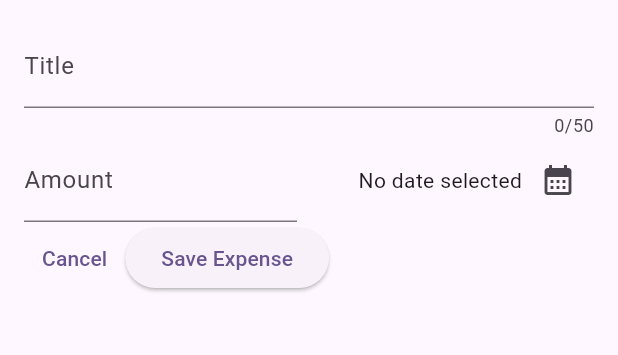
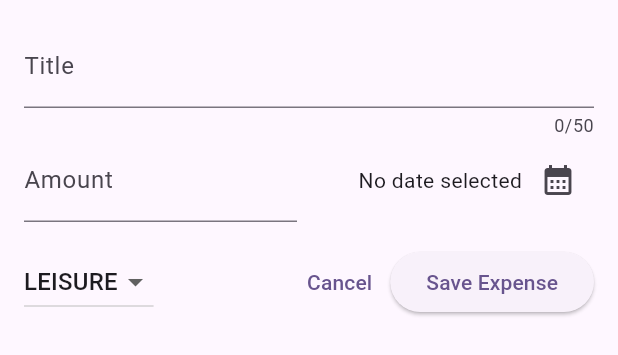
Before and after one commit to MrGOStepz/flutter-tutorial, a Flutter app: the NewExpense widget shown alone on an empty page, opened directly, on a phone screen of 412 x 824 dp. Shown: the top 355 px of the screen. Run offline on Flutter 3.47's test engine with Material 3 defaults, Android fonts, the phone set to English and light mode, and no system bars; our stand-ins replace google_fonts.

Commit message:
Add Drop Down

```diff
--- a/flutter_tutorial/lib/interactivity_theming/widgets/new_expense.dart
+++ b/flutter_tutorial/lib/interactivity_theming/widgets/new_expense.dart
@@ -1,5 +1,5 @@
-import 'package:flutter/cupertino.dart';
 import 'package:flutter/material.dart';
+
 import '../models/expense.dart';
 
 class NewExpense extends StatefulWidget {
@@ -13,6 +13,7 @@ class _NewExpenseState extends State<NewExpense> {
   final _titleController = TextEditingController();
   final _amountController = TextEditingController();
   DateTime? _selectedDate;
+  Category _selectedCategory = Category.leisure;
 
   void _pressDatePicker() async {
     final now = DateTime.now();
@@ -88,8 +89,32 @@ class _NewExpenseState extends State<NewExpense> {
               )
             ],
           ),
+          const SizedBox(
+            height: 16,
+          ),
           Row(
             children: [
+              DropdownButton(
+                  value: _selectedCategory,
+                  items: Category.values
+                      .map(
+                        (category) => DropdownMenuItem(
+                          value: category,
+                          child: Text(
+                            category.name.toUpperCase(),
+                          ),
+                        ),
+                      )
+                      .toList(),
+                  onChanged: (value) {
+                    if (value == null) {
+                      return;
+                    }
+                    setState(() {
+                      _selectedCategory = value;
+                    });
+                  }),
+              const Spacer(),
               TextButton(
                 onPressed: () {
                   Navigator.pop(context);
```
